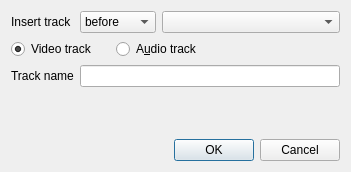
This is src/ui/addtrack_ui.ui in KDE/kdenlive as Qt 5 draws it before an edit. The edited form follows.
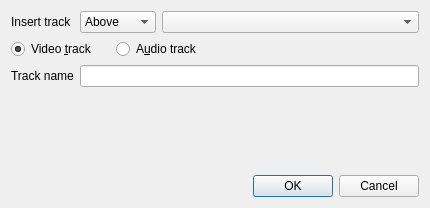
This is the edited form. Custom widgets are drawn as their Qt base class.

Commit message: Fix 2 crashes on track insertion

```diff
--- a/src/ui/addtrack_ui.ui
+++ b/src/ui/addtrack_ui.ui
@@ -6,8 +6,8 @@
    <rect>
     <x>0</x>
     <y>0</y>
-    <width>351</width>
-    <height>172</height>
+    <width>430</width>
+    <height>208</height>
    </rect>
   </property>
   <property name="windowTitle">
@@ -31,7 +31,7 @@
     <widget class="KComboBox" name="before_select">
      <item>
       <property name="text">
-       <string>before</string>
+       <string>Above</string>
       </property>
      </item>
      <item>
@@ -54,7 +54,7 @@
    <item row="1" column="0" colspan="2">
     <widget class="QRadioButton" name="video_track">
      <property name="text">
-      <string>Video track</string>
+      <string>Video &amp;track</string>
      </property>
      <property name="checked">
       <bool>true</bool>
```
Left out of the diff: 2 changed lines with no effect on the pictures. The commit also changes 2 other files.
